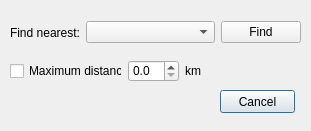
First picture: the form in project_cpp/findnearestdialog.ui, repository FerranGarcia/city-map, before the edit.
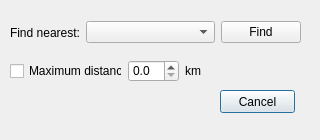
Second picture: the form after the edit.

What changed in the file:
```diff
--- a/project_cpp/findnearestdialog.ui
+++ b/project_cpp/findnearestdialog.ui
@@ -6,10 +6,22 @@
    <rect>
     <x>0</x>
     <y>0</y>
-    <width>311</width>
-    <height>131</height>
+    <width>320</width>
+    <height>140</height>
    </rect>
   </property>
+  <property name="minimumSize">
+   <size>
+    <width>320</width>
+    <height>140</height>
+   </size>
+  </property>
+  <property name="maximumSize">
+   <size>
+    <width>320</width>
+    <height>140</height>
+   </size>
+  </property>
   <property name="windowTitle">
    <string>Dialog</string>
   </property>
@@ -26,7 +38,7 @@
     <string>Cancel</string>
    </property>
   </widget>
-  <widget class="QWidget" name="">
+  <widget class="QWidget" name="layoutWidget">
    <property name="geometry">
     <rect>
      <x>10</x>
@@ -65,7 +77,7 @@
     </item>
    </layout>
   </widget>
-  <widget class="QWidget" name="">
+  <widget class="QWidget" name="layoutWidget">
    <property name="geometry">
     <rect>
      <x>10</x>
```
